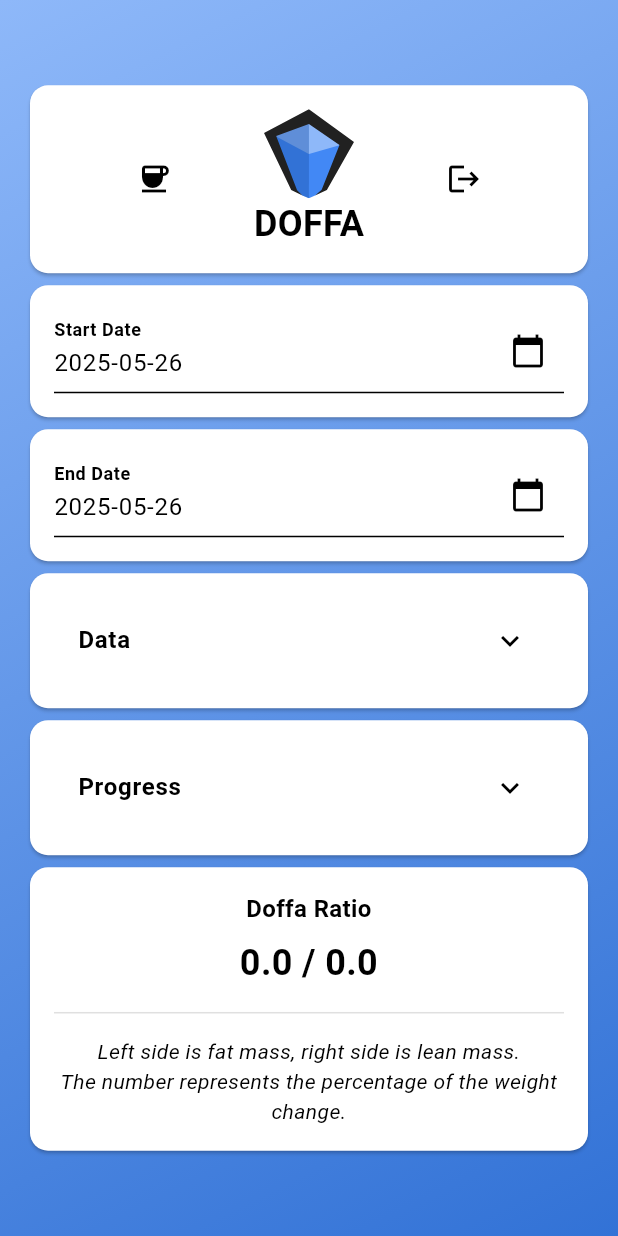
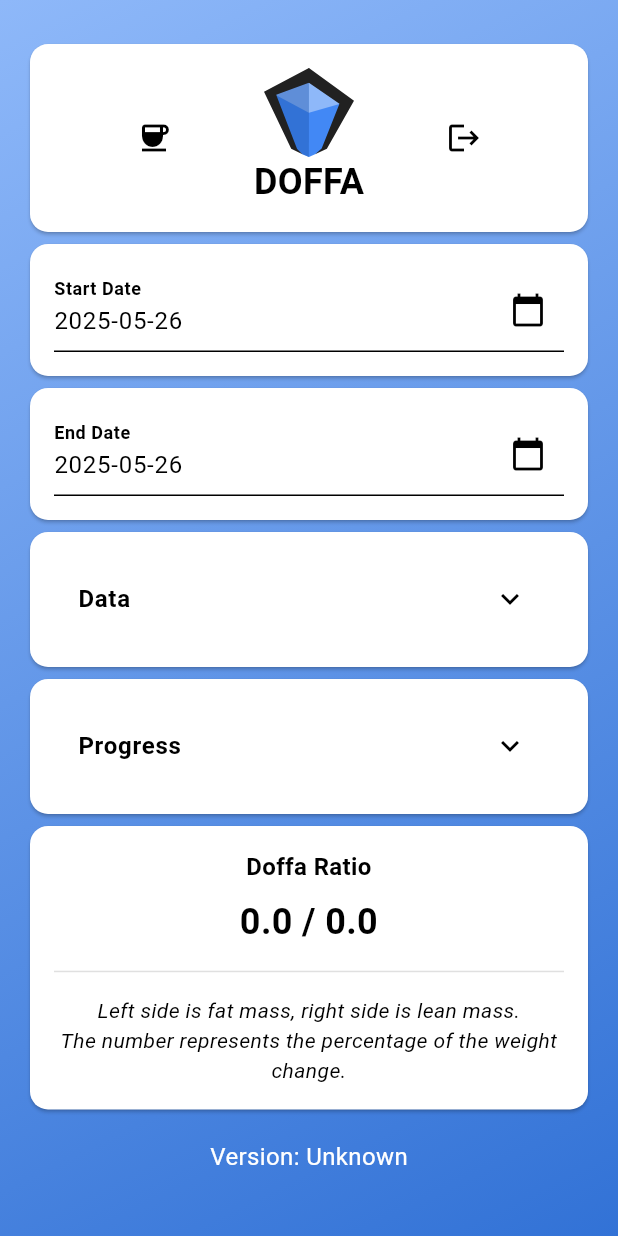
Before and after one commit to NangiDev/doffa, a Flutter app: the screen it shows after launch, after a tap on "Demo", on a phone screen of 412 x 824 dp. Run offline on Flutter 3.47's test engine with Material 3 defaults, Android fonts, the light colour scheme and no system bars; our stand-ins replace cloud_functions, firebase_core, flutter_svg, logger, shared_preferences; missing offline and left inert: firebase_app_check, flutter_web_auth_2; accounts and stored records are empty.

Commit message:
add git hash version tag

```diff
--- a/lib/api/withings_api_service.dart
+++ b/lib/api/withings_api_service.dart
@@ -1,5 +1,4 @@
 import 'dart:convert';
-import 'dart:math';
 
 import 'package:doffa/api/api_service.dart';
 import 'package:http/http.dart' as http;
--- a/lib/screens/login_screen.dart
+++ b/lib/screens/login_screen.dart
@@ -2,6 +2,7 @@ import 'package:doffa/api/api_provider.dart';
 import 'package:doffa/auth/auth_provider.dart';
 import 'package:doffa/auth/auth_service.dart';
 import 'package:doffa/screens/gradient_container.dart';
+import 'package:doffa/widgets/git_versioning.dart';
 import 'package:doffa/widgets/my_logo.dart';
 import 'package:flutter/cupertino.dart';
 import 'package:flutter/material.dart';
@@ -31,6 +32,7 @@ class LoginScreen extends StatelessWidget {
                 ),
                 const MyLoginButtons(),
                 // AdsGoogle(),
+                GitVersioningWidget(),
               ],
             ),
           ),
--- /dev/null
+++ b/lib/widgets/git_versioning.dart
@@ -0,0 +1,18 @@
+import 'package:flutter/material.dart';
+
+class GitVersioningWidget extends StatelessWidget {
+  const GitVersioningWidget({super.key});
+
+  @override
+  Widget build(BuildContext context) {
+    return Center(
+      child: Padding(
+        padding: EdgeInsets.all(16.0),
+        child: Text(
+          'Version: ${const String.fromEnvironment('GIT_HASH', defaultValue: 'Unknown')}',
+          style: const TextStyle(fontSize: 16, color: Colors.white),
+        ),
+      ),
+    );
+  }
+}
--- a/lib/widgets/my_doffa.dart
+++ b/lib/widgets/my_doffa.dart
@@ -1,3 +1,4 @@
+import 'package:doffa/widgets/git_versioning.dart';
 import 'package:doffa/widgets/my_coffee_button.dart';
 import 'package:doffa/widgets/my_data.dart';
 import 'package:doffa/widgets/my_date_pickers.dart';
@@ -33,6 +34,7 @@ class MyDoffa extends StatelessWidget {
             MyProgress(),
             MyRatio(),
             // AdsGoogle(),
+            GitVersioningWidget(),
           ],
         ),
       ),
```
Also changed, not shown: 1 other file.
